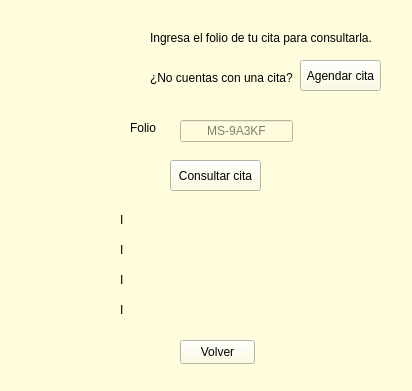
This is dashboard_cliente.ui in ileosalazar/MultiserviciosProfesionalesJG as Qt 5 draws it before an edit. The edited form follows.
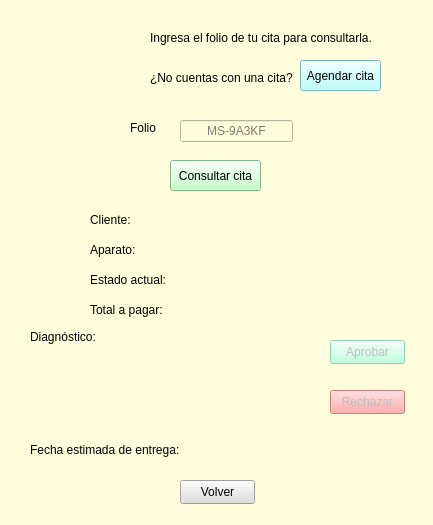
This is the edited form. Icons and pictures are not drawn.

Commit message: Añadido fecha estimada, diagnostico y añadir usuario

Diff of the .ui file:
```diff
--- a/dashboard_cliente.ui
+++ b/dashboard_cliente.ui
@@ -6,8 +6,8 @@
    <rect>
     <x>0</x>
     <y>0</y>
-    <width>412</width>
-    <height>391</height>
+    <width>433</width>
+    <height>525</height>
    </rect>
   </property>
   <property name="windowTitle">
@@ -67,6 +67,9 @@
      <height>31</height>
     </rect>
    </property>
+   <property name="styleSheet">
+    <string notr="true">background-color: rgb(181, 255, 187);</string>
+   </property>
    <property name="text">
     <string>Consultar cita</string>
    </property>
@@ -75,11 +78,14 @@
    <property name="geometry">
     <rect>
      <x>180</x>
-     <y>340</y>
+     <y>480</y>
      <width>75</width>
      <height>24</height>
     </rect>
    </property>
+   <property name="styleSheet">
+    <string notr="true">background-color: rgb(222, 222, 222);</string>
+   </property>
    <property name="text">
     <string>Volver</string>
    </property>
@@ -106,6 +112,9 @@
      <height>31</height>
     </rect>
    </property>
+   <property name="styleSheet">
+    <string notr="true">background-color: rgb(170, 255, 255);</string>
+   </property>
    <property name="text">
     <string>Agendar cita</string>
    </property>
@@ -113,53 +122,53 @@
   <widget class="QLabel" name="lbl_cliente">
    <property name="geometry">
     <rect>
-     <x>120</x>
+     <x>90</x>
      <y>210</y>
-     <width>191</width>
+     <width>271</width>
      <height>20</height>
     </rect>
    </property>
    <property name="text">
-    <string>I</string>
+    <string>Cliente:</string>
    </property>
   </widget>
   <widget class="QLabel" name="lbl_aparato">
    <property name="geometry">
     <rect>
-     <x>120</x>
+     <x>90</x>
      <y>240</y>
-     <width>231</width>
+     <width>271</width>
      <height>20</height>
     </rect>
    </property>
    <property name="text">
-    <string>I</string>
+    <string>Aparato:</string>
    </property>
   </widget>
   <widget class="QLabel" name="lbl_estado">
    <property name="geometry">
     <rect>
-     <x>120</x>
+     <x>90</x>
      <y>270</y>
-     <width>191</width>
+     <width>271</width>
      <height>20</height>
     </rect>
    </property>
    <property name="text">
-    <string>I</string>
+    <string>Estado actual: </string>
    </property>
   </widget>
   <widget class="QLabel" name="lbl_total">
    <property name="geometry">
     <rect>
-     <x>120</x>
+     <x>90</x>
      <y>300</y>
-     <width>221</width>
+     <width>271</width>
      <height>20</height>
     </rect>
    </property>
    <property name="text">
-    <string>I</string>
+    <string>Total a pagar:</string>
    </property>
   </widget>
   <widget class="QLabel" name="label">
@@ -181,6 +190,79 @@
     <bool>true</bool>
    </property>
   </widget>
+  <widget class="QLabel" name="lbl_diagnostico">
+   <property name="geometry">
+    <rect>
+     <x>30</x>
+     <y>330</y>
+     <width>271</width>
+     <height>91</height>
+    </rect>
+   </property>
+   <property name="text">
+    <string>Diagnóstico:</string>
+   </property>
+   <property name="alignment">
+    <set>Qt::AlignmentFlag::AlignLeading|Qt::AlignmentFlag::AlignLeft|Qt::AlignmentFlag::AlignTop</set>
+   </property>
+   <property name="wordWrap">
+    <bool>true</bool>
+   </property>
+  </widget>
+  <widget class="QPushButton" name="btn_aprobar">
+   <property name="enabled">
+    <bool>false</bool>
+   </property>
+   <property name="geometry">
+    <rect>
+     <x>330</x>
+     <y>340</y>
+     <width>75</width>
+     <height>24</height>
+    </rect>
+   </property>
+   <property name="styleSheet">
+    <string notr="true">background-color: rgb(176, 255, 216);</string>
+   </property>
+   <property name="text">
+    <string>Aprobar</string>
+   </property>
+  </widget>
+  <widget class="QPushButton" name="btn_rechazar">
+   <property name="enabled">
+    <bool>false</bool>
+   </property>
+   <property name="geometry">
+    <rect>
+     <x>330</x>
+     <y>390</y>
+     <width>75</width>
+     <height>24</height>
+    </rect>
+   </property>
+   <property name="styleSheet">
+    <string notr="true">background-color: rgb(255, 149, 149);</string>
+   </property>
+   <property name="text">
+    <string>Rechazar</string>
+   </property>
+  </widget>
+  <widget class="QLabel" name="lbl_fecha_entrega">
+   <property name="enabled">
+    <bool>true</bool>
+   </property>
+   <property name="geometry">
+    <rect>
+     <x>30</x>
+     <y>440</y>
+     <width>361</width>
+     <height>20</height>
+    </rect>
+   </property>
+   <property name="text">
+    <string>Fecha estimada de entrega:</string>
+   </property>
+  </widget>
  </widget>
  <resources/>
  <connections/>
```
The commit also changes 2 other files.
